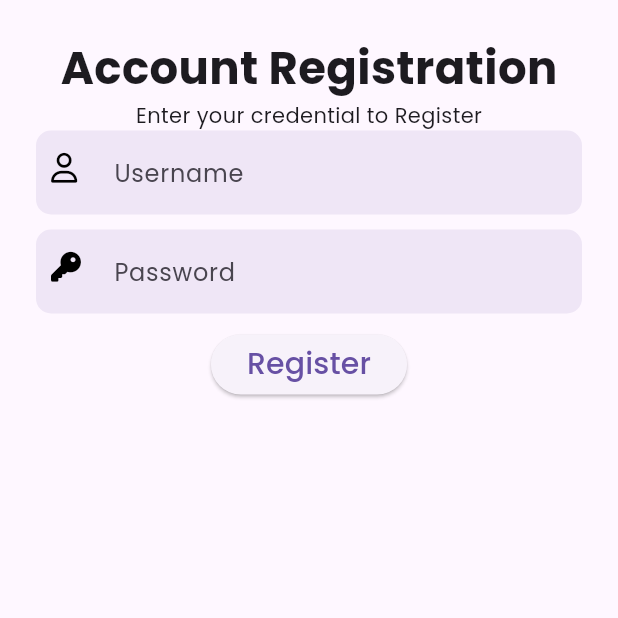
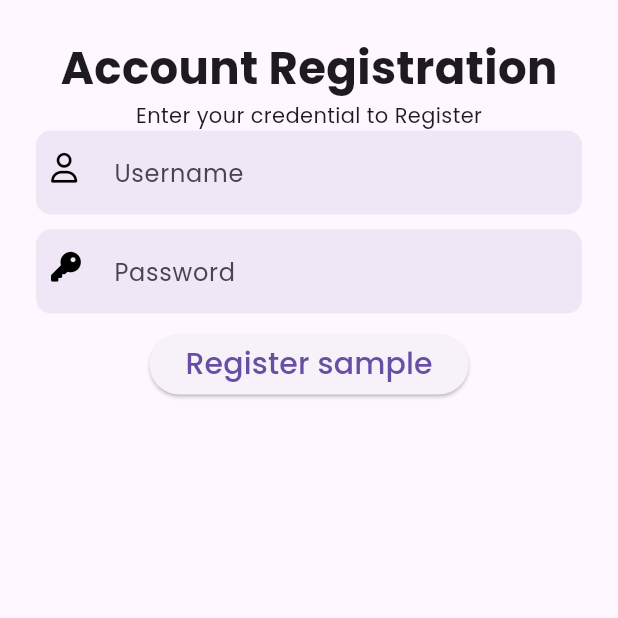
Before and after one commit to Suinan-debug/testingapp, a Flutter app: the HomeView screen opened directly, on a phone screen of 412 x 824 dp, the top half of it. Run offline on Flutter 3.47's test engine with Material 3 defaults, Android fonts, the phone set to English and light mode, and no system bars; our stand-ins replace font_awesome_flutter, google_fonts.

Commit message:
sample register

```diff
--- a/lib/screen/home_view.dart
+++ b/lib/screen/home_view.dart
@@ -109,7 +109,7 @@ class _HomeViewState extends State<HomeView> {
         ElevatedButton(
           onPressed: () {},
           child: Text(
-            "Register",
+            "Register sample",
             style: TextStyle(fontSize: 20),
           ),
         )
```
